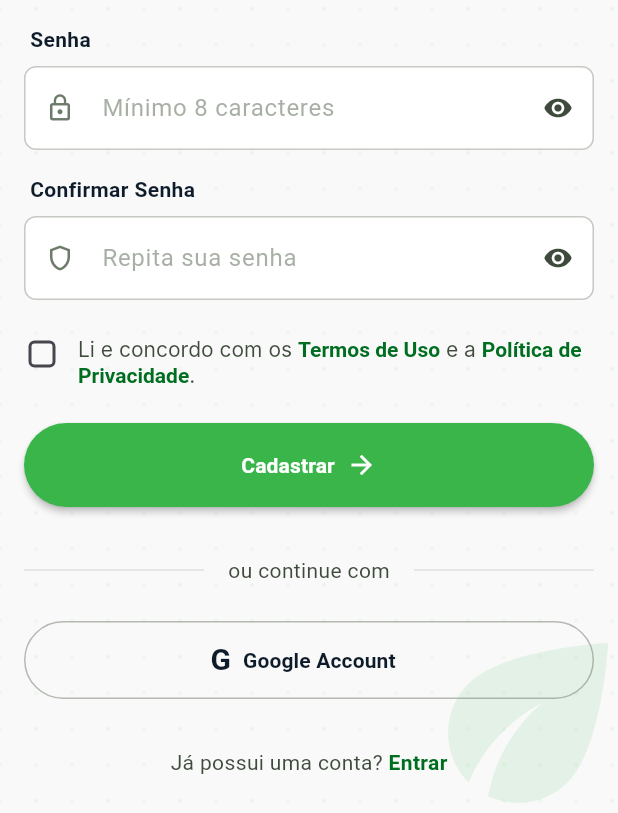
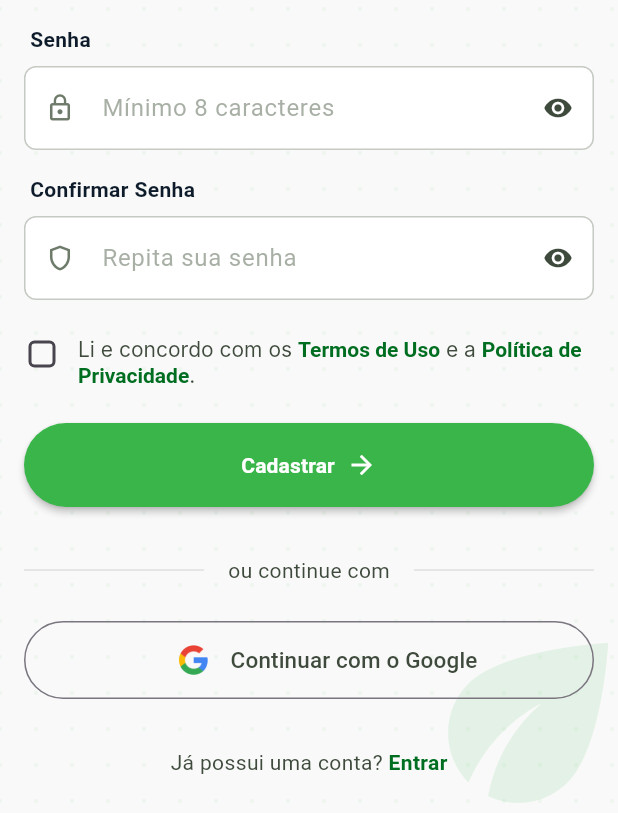
Before and after one commit to growstoremobile/growstore, a Flutter app: the RegisterPage screen opened directly, scrolled down 124 dp, on a phone screen of 412 x 824 dp, the part 423-1236 px from its top. Run offline on Flutter 3.47's test engine with Material 3 defaults, Android fonts, the phone set to English and light mode, and no system bars; our stand-ins replace firebase_auth, firebase_core, flutter_mobx, flutter_secure_storage, google_sign_in, hive_ce and 1 more; accounts and stored records are empty; generated files the repository leaves out were written again.

Commit message:
feat: implement Google login with Firebase Authentication

```diff
--- a/lib/features/auth/pages/register_page.dart
+++ b/lib/features/auth/pages/register_page.dart
@@ -88,6 +88,32 @@ class _RegisterPageState extends State<RegisterPage> {
     }
   }
 
+  Future<void> _handleGoogleLogin() async {
+    if (_registerStore.isGoogleLoading) return;
+
+    final success = await _registerStore.loginWithGoogle();
+
+    if (mounted) {
+      if (success) {
+        Navigator.of(context).pushAndRemoveUntil(
+          MaterialPageRoute(
+            builder: (context) =>
+                const Scaffold(body: Center(child: Text('Sua Home Page Aqui'))),
+          ),
+          (route) => false,
+        );
+      } else {
+        ScaffoldMessenger.of(context).showSnackBar(
+          SnackBar(
+            content: Text(
+              _registerStore.error ?? 'Erro ao fazer login com Google',
+            ),
+          ),
+        );
+      }
+    }
+  }
+
   @override
   Widget build(BuildContext context) {
     return Scaffold(
@@ -160,7 +186,14 @@ class _RegisterPageState extends State<RegisterPage> {
                               const SizedBox(height: 32),
                               const RegisterDividerWidget(),
                               const SizedBox(height: 24),
-                              const LoginGoogleButtonWidget(),
+                              Observer(
+                                builder: (_) {
+                                  return LoginGoogleButtonWidget(
+                                    isLoading: _registerStore.isGoogleLoading,
+                                    onPressed: _handleGoogleLogin,
+                                  );
+                                },
+                              ),
                               const SizedBox(height: 32),
                               const RegisterFooterWidget(),
                             ],
--- a/lib/features/auth/widgets/login/login_google_button_widget.dart
+++ b/lib/features/auth/widgets/login/login_google_button_widget.dart
@@ -2,37 +2,57 @@ import 'package:flutter/material.dart';
 import 'package:growstore/shared/colors/colors.dart';
 
 class LoginGoogleButtonWidget extends StatelessWidget {
-  const LoginGoogleButtonWidget({super.key});
+  final VoidCallback onPressed;
+  final bool isLoading;
+  const LoginGoogleButtonWidget({
+    super.key,
+    required this.onPressed,
+    this.isLoading = false,
+  });
 
   @override
   Widget build(BuildContext context) {
     return SizedBox(
       width: double.infinity,
       height: 52,
-      child: OutlinedButton.icon(
-        onPressed: () {
-          // TODO: Implementar Login com Google
-        },
-        icon: const Text(
-          'G',
-          style: TextStyle(
-            fontWeight: FontWeight.bold,
-            fontSize: 20,
-            color: AppColors.deepNavy,
+      child: OutlinedButton(
+        onPressed: isLoading ? null : onPressed,
+
+        child: isLoading
+            ? Container(
+                alignment: AlignmentGeometry.center,
+                height: 22,
+                width: 22,
+                child: const CircularProgressIndicator(
+                  color: AppColors.primaryColor,
+                  strokeWidth: 2.5,
+                ),
+              )
+            : Row(
+                mainAxisAlignment: MainAxisAlignment.center,
+
+                children: [
+                  Align(
+                    alignment: Alignment.centerLeft,
+                    child: Padding(
+                      padding: const EdgeInsets.only(left: 25),
+                      child: Image.asset(
+                        "assets/images/google.png",
+                        width: 20,
+                        height: 20,
                       ),
                     ),
-        label: const Text(
-          'Google Account',
-          style: TextStyle(fontSize: 14, fontWeight: FontWeight.w600),
                   ),
-        style: OutlinedButton.styleFrom(
-          foregroundColor: AppColors.deepNavy,
-          side: BorderSide(
-            color: AppColors.outline.withValues(alpha: 0.5),
+                  const SizedBox(width: 15),
+
+                  const Text(
+                    "Continuar com o Google",
+                    style: TextStyle(
+                      fontSize: 15,
+                      color: AppColors.onSurfaceVariant,
                     ),
-          shape: RoundedRectangleBorder(
-            borderRadius: BorderRadius.circular(26),
                   ),
+                ],
               ),
       ),
     );
--- a/lib/main.dart
+++ b/lib/main.dart
@@ -33,10 +33,9 @@ class MyApp extends StatelessWidget {
         //
         // This works for code too, not just values: Most code changes can be
         // tested with just a hot reload.
-        colorScheme: .fromSeed(seedColor: Colors.deepPurple),
+        colorScheme: ColorScheme.fromSeed(seedColor: Colors.deepPurple),
       ),
       home: const LoginPage(),
-
     );
   }
 }
@@ -108,7 +107,7 @@ class _MyHomePageState extends State<MyHomePage> {
           // TRY THIS: Invoke "debug painting" (choose the "Toggle Debug Paint"
           // action in the IDE, or press "p" in the console), to see the
           // wireframe for each widget.
-          mainAxisAlignment: .center,
+          mainAxisAlignment: MainAxisAlignment.center,
           children: [
             const Text('You have pushed the button this many times:'),
             Text(
--- a/pubspec.yaml
+++ b/pubspec.yaml
@@ -65,9 +65,8 @@ flutter:
   uses-material-design: true
 
   # To add assets to your application, add an assets section, like this:
-  # assets:
-  #   - images/a_dot_burr.jpeg
-  #   - images/a_dot_ham.jpeg
+  assets:
+    - assets/images/
 
   # An image asset can refer to one or more resolution-specific "variants", see
   # https://flutter.dev/to/resolution-aware-images
```
Also changed, not shown: lib/features/auth/pages/login_page.dart (+34 -1 lines), lib/features/auth/repositories/auth_repository.dart (+15 -0 lines), lib/features/auth/services/google_auth_service.dart (+9 -7 lines), lib/features/auth/stores/auth_store.dart (deleted, +0 -35 lines), lib/features/auth/stores/login/login_store.dart (+40 -2 lines), lib/features/auth/stores/register/register_store.dart (+28 -1 lines), assets/images/google.png (added), lib/features/auth/stores/auth_store.g.dart (deleted), lib/features/auth/stores/login/login_store.g.dart, lib/features/auth/stores/register/register_store.g.dart, 4 other files. Lines whose indentation alone changed are shown as unchanged.
